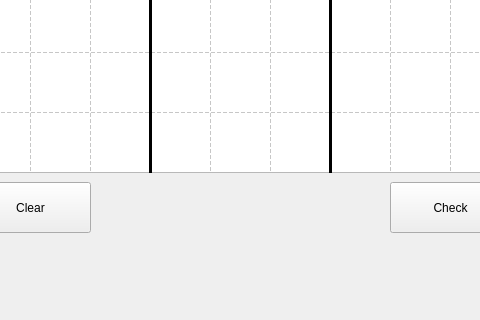
Old version of the form ui_files/sudoku_game.ui in the repository Majlo001/Python-Games; both pictures show x 150 to 630 and y 458 to 778 of the 792 by 778 pixel window.
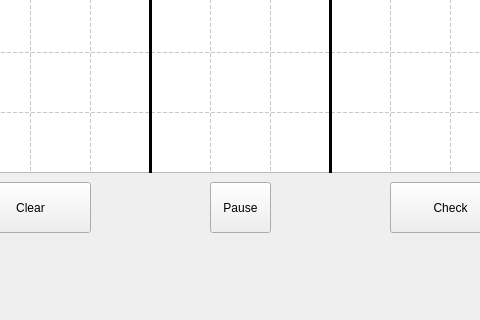
New version of the form.

Patch:
```diff
--- a/ui_files/sudoku_game.ui
+++ b/ui_files/sudoku_game.ui
@@ -411,6 +411,19 @@
     <string>Check</string>
    </property>
   </widget>
+  <widget class="QPushButton" name="pauseButton">
+   <property name="geometry">
+    <rect>
+     <x>360</x>
+     <y>640</y>
+     <width>61</width>
+     <height>51</height>
+    </rect>
+   </property>
+   <property name="text">
+    <string>Pause</string>
+   </property>
+  </widget>
  </widget>
  <resources/>
  <connections/>
```
